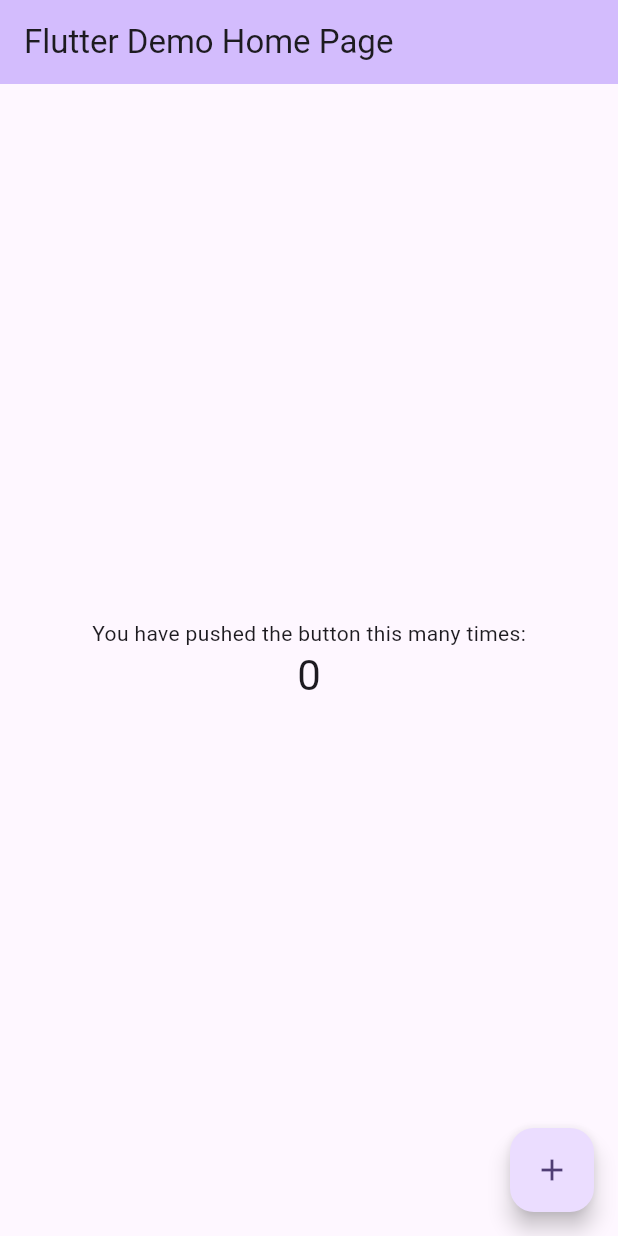
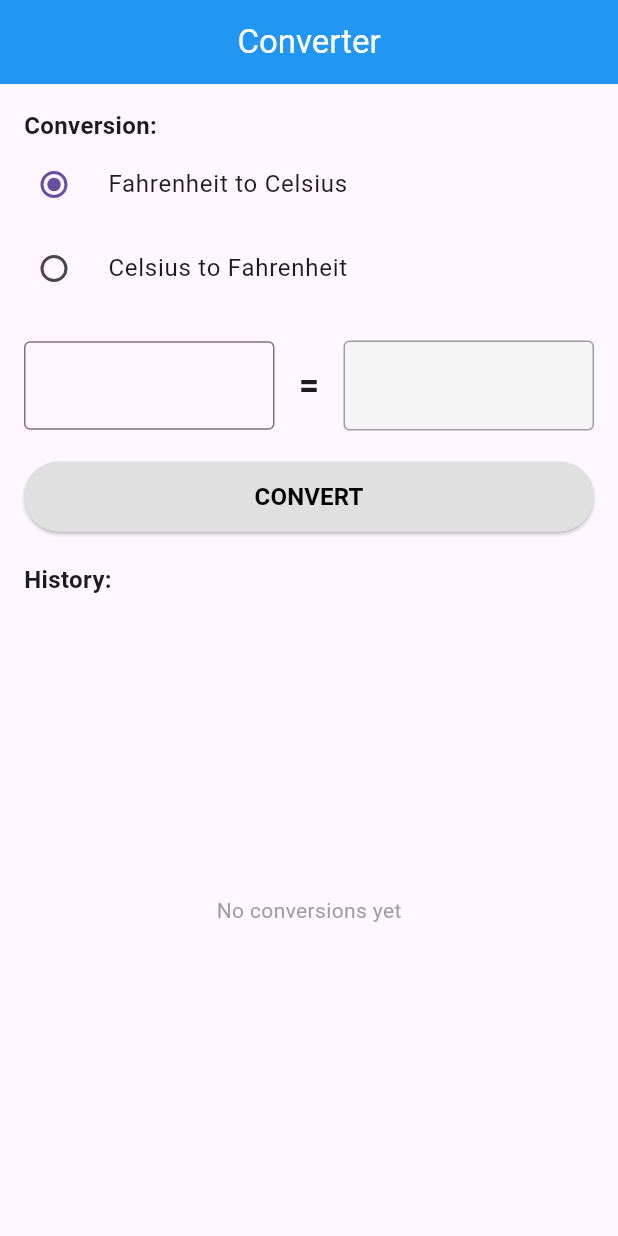
Before and after one commit to oreste-abizera/temperature_conversion_app, a Flutter app: the screen it shows after launch, on a phone screen of 412 x 824 dp. Run offline on Flutter 3.47's test engine with Material 3 defaults, Android fonts, the phone set to English and light mode, and no system bars.

Commit message:
feat: added widgets, models and screens

```diff
--- a/lib/main.dart
+++ b/lib/main.dart
@@ -1,125 +1,22 @@
 import 'package:flutter/material.dart';
+import 'screens/temperature_converter_screen.dart';
 
 void main() {
-  runApp(const MyApp());
+  runApp(const TemperatureConverterApp());
 }
 
-class MyApp extends StatelessWidget {
-  const MyApp({super.key});
+class TemperatureConverterApp extends StatelessWidget {
+  const TemperatureConverterApp({Key? key}) : super(key: key);
 
-  // This widget is the root of your application.
   @override
   Widget build(BuildContext context) {
     return MaterialApp(
-      title: 'Flutter Demo',
+      title: 'Temperature Converter',
       theme: ThemeData(
-        // This is the theme of your application.
-        //
-        // TRY THIS: Try running your application with "flutter run". You'll see
-        // the application has a purple toolbar. Then, without quitting the app,
-        // try changing the seedColor in the colorScheme below to Colors.green
-        // and then invoke "hot reload" (save your changes or press the "hot
-        // reload" button in a Flutter-supported IDE, or press "r" if you used
-        // the command line to start the app).
-        //
-        // Notice that the counter didn't reset back to zero; the application
-        // state is not lost during the reload. To reset the state, use hot
-        // restart instead.
-        //
-        // This works for code too, not just values: Most code changes can be
-        // tested with just a hot reload.
-        colorScheme: ColorScheme.fromSeed(seedColor: Colors.deepPurple),
-        useMaterial3: true,
+        primarySwatch: Colors.blue,
       ),
-      home: const MyHomePage(title: 'Flutter Demo Home Page'),
+      home: const TemperatureConverterScreen(),
+      debugShowCheckedModeBanner: false,
     );
   }
 }
-
-class MyHomePage extends StatefulWidget {
-  const MyHomePage({super.key, required this.title});
-
-  // This widget is the home page of your application. It is stateful, meaning
-  // that it has a State object (defined below) that contains fields that affect
-  // how it looks.
-
-  // This class is the configuration for the state. It holds the values (in this
-  // case the title) provided by the parent (in this case the App widget) and
-  // used by the build method of the State. Fields in a Widget subclass are
-  // always marked "final".
-
-  final String title;
-
-  @override
-  State<MyHomePage> createState() => _MyHomePageState();
-}
-
-class _MyHomePageState extends State<MyHomePage> {
-  int _counter = 0;
-
-  void _incrementCounter() {
-    setState(() {
-      // This call to setState tells the Flutter framework that something has
-      // changed in this State, which causes it to rerun the build method below
-      // so that the display can reflect the updated values. If we changed
-      // _counter without calling setState(), then the build method would not be
-      // called again, and so nothing would appear to happen.
-      _counter++;
-    });
-  }
-
-  @override
-  Widget build(BuildContext context) {
-    // This method is rerun every time setState is called, for instance as done
-    // by the _incrementCounter method above.
-    //
-    // The Flutter framework has been optimized to make rerunning build methods
-    // fast, so that you can just rebuild anything that needs updating rather
-    // than having to individually change instances of widgets.
-    return Scaffold(
-      appBar: AppBar(
-        // TRY THIS: Try changing the color here to a specific color (to
-        // Colors.amber, perhaps?) and trigger a hot reload to see the AppBar
-        // change color while the other colors stay the same.
-        backgroundColor: Theme.of(context).colorScheme.inversePrimary,
-        // Here we take the value from the MyHomePage object that was created by
-        // the App.build method, and use it to set our appbar title.
-        title: Text(widget.title),
-      ),
-      body: Center(
-        // Center is a layout widget. It takes a single child and positions it
-        // in the middle of the parent.
-        child: Column(
-          // Column is also a layout widget. It takes a list of children and
-          // arranges them vertically. By default, it sizes itself to fit its
-          // children horizontally, and tries to be as tall as its parent.
-          //
-          // Column has various properties to control how it sizes itself and
-          // how it positions its children. Here we use mainAxisAlignment to
-          // center the children vertically; the main axis here is the vertical
-          // axis because Columns are vertical (the cross axis would be
-          // horizontal).
-          //
-          // TRY THIS: Invoke "debug painting" (choose the "Toggle Debug Paint"
-          // action in the IDE, or press "p" in the console), to see the
-          // wireframe for each widget.
-          mainAxisAlignment: MainAxisAlignment.center,
-          children: <Widget>[
-            const Text(
-              'You have pushed the button this many times:',
-            ),
-            Text(
-              '$_counter',
-              style: Theme.of(context).textTheme.headlineMedium,
-            ),
-          ],
-        ),
-      ),
-      floatingActionButton: FloatingActionButton(
-        onPressed: _incrementCounter,
-        tooltip: 'Increment',
-        child: const Icon(Icons.add),
-      ), // This trailing comma makes auto-formatting nicer for build methods.
-    );
-  }
-}
--- /dev/null
+++ b/lib/models/conversion_history.dart
@@ -0,0 +1,20 @@
+class ConversionHistory {
+  final String type;
+  final double inputValue;
+  final double outputValue;
+
+  ConversionHistory({
+    required this.type,
+    required this.inputValue,
+    required this.outputValue,
+  });
+
+  /// Format the conversion history entry for display
+  String get displayText {
+    if (type == 'F to C') {
+      return 'F to C: ${inputValue.toStringAsFixed(1)} ⇒ ${outputValue.toStringAsFixed(1)}';
+    } else {
+      return 'C to F: ${inputValue.toStringAsFixed(1)} ⇒ ${outputValue.toStringAsFixed(1)}';
+    }
+  }
+}
--- /dev/null
+++ b/lib/screens/temperature_converter_screen.dart
@@ -0,0 +1,199 @@
+import 'package:flutter/material.dart';
+import '../models/conversion_history.dart';
+import '../utils/temperature_converter.dart';
+import '../widgets/conversion_selector.dart';
+import '../widgets/temperature_section.dart';
+import '../widgets/conversion_history_section.dart';
+
+class TemperatureConverterScreen extends StatefulWidget {
+  const TemperatureConverterScreen({Key? key}) : super(key: key);
+
+  @override
+  State<TemperatureConverterScreen> createState() =>
+      _TemperatureConverterScreenState();
+}
+
+class _TemperatureConverterScreenState
+    extends State<TemperatureConverterScreen> {
+  final TextEditingController _inputController = TextEditingController();
+  bool _isFahrenheitToCelsius = true;
+  double? _convertedValue;
+  List<ConversionHistory> _conversionHistory = [];
+
+  @override
+  void dispose() {
+    _inputController.dispose();
+    super.dispose();
+  }
+
+  void _handleConversion() {
+    if (_inputController.text.isEmpty) {
+      ScaffoldMessenger.of(context).showSnackBar(
+        const SnackBar(content: Text('Please enter a temperature value')),
+      );
+      return;
+    }
+
+    final inputValue = double.tryParse(_inputController.text);
+    if (inputValue == null) {
+      ScaffoldMessenger.of(context).showSnackBar(
+        const SnackBar(content: Text('Please enter a valid number')),
+      );
+      return;
+    }
+
+    final convertedValue =
+        convertTemperature(inputValue, _isFahrenheitToCelsius);
+    final historyEntry = ConversionHistory(
+      type: _isFahrenheitToCelsius ? 'F to C' : 'C to F',
+      inputValue: inputValue,
+      outputValue: convertedValue,
+    );
+
+    setState(() {
+      _convertedValue = convertedValue;
+      _conversionHistory.insert(0, historyEntry);
+    });
+  }
+
+  @override
+  Widget build(BuildContext context) {
+    return Scaffold(
+      appBar: AppBar(
+        title: const Text(
+          'Converter',
+          style: TextStyle(color: Colors.white),
+        ),
+        backgroundColor: Colors.blue,
+        centerTitle: true,
+      ),
+      body: OrientationBuilder(
+        builder: (context, orientation) {
+          if (orientation == Orientation.portrait) {
+            return _buildPortraitLayout();
+          } else {
+            return _buildLandscapeLayout();
+          }
+        },
+      ),
+    );
+  }
+
+  Widget _buildPortraitLayout() {
+    return Padding(
+      padding: const EdgeInsets.all(16.0),
+      child: Column(
+        crossAxisAlignment: CrossAxisAlignment.start,
+        children: [
+          ConversionSelector(
+            isFahrenheitToCelsius: _isFahrenheitToCelsius,
+            onChanged: (value) {
+              setState(() {
+                _isFahrenheitToCelsius = value;
+                _convertedValue = null;
+              });
+            },
+          ),
+          const SizedBox(height: 20),
+          TemperatureSection(
+            inputController: _inputController,
+            convertedValue: _convertedValue,
+            onInputChanged: () {
+              if (_convertedValue != null) {
+                setState(() {
+                  _convertedValue = null;
+                });
+              }
+            },
+          ),
+          const SizedBox(height: 20),
+          SizedBox(
+            width: double.infinity,
+            child: ElevatedButton(
+              onPressed: _handleConversion,
+              style: ElevatedButton.styleFrom(
+                padding: const EdgeInsets.symmetric(vertical: 12),
+                backgroundColor: Colors.grey.shade300,
+                foregroundColor: Colors.black,
+              ),
+              child: const Text(
+                'CONVERT',
+                style: TextStyle(
+                  fontSize: 16,
+                  fontWeight: FontWeight.bold,
+                ),
+              ),
+            ),
+          ),
+          const SizedBox(height: 20),
+          Expanded(
+            child: ConversionHistorySection(history: _conversionHistory),
+          ),
+        ],
+      ),
+    );
+  }
+
+  Widget _buildLandscapeLayout() {
+    return Padding(
+      padding: const EdgeInsets.all(16.0),
+      child: Row(
+        children: [
+          Expanded(
+            flex: 1,
+            child: Column(
+              crossAxisAlignment: CrossAxisAlignment.start,
+              children: [
+                ConversionSelector(
+                  isFahrenheitToCelsius: _isFahrenheitToCelsius,
+                  onChanged: (value) {
+                    setState(() {
+                      _isFahrenheitToCelsius = value;
+                      _convertedValue = null;
+                    });
+                  },
+                ),
+                const SizedBox(height: 20),
+                TemperatureSection(
+                  inputController: _inputController,
+                  convertedValue: _convertedValue,
+                  onInputChanged: () {
+                    if (_convertedValue != null) {
+                      setState(() {
+                        _convertedValue = null;
+                      });
+                    }
+                  },
+                ),
+                const SizedBox(height: 20),
+                SizedBox(
+                  width: double.infinity,
+                  child: ElevatedButton(
+                    onPressed: _handleConversion,
+                    style: ElevatedButton.styleFrom(
+                      padding: const EdgeInsets.symmetric(vertical: 12),
+                      backgroundColor: Colors.grey.shade300,
+                      foregroundColor: Colors.black,
+                    ),
+                    child: const Text(
+                      'CONVERT',
+                      style: TextStyle(
+                        fontSize: 16,
+                        fontWeight: FontWeight.bold,
+                      ),
+                    ),
+                  ),
+                ),
+              ],
+            ),
+          ),
+          const SizedBox(width: 20),
+          Expanded(
+            flex: 1,
+            child: ConversionHistorySection(history: _conversionHistory),
+          ),
+        ],
+      ),
+    );
+  }
+}
--- /dev/null
+++ b/lib/widgets/conversion_history_section.dart
@@ -0,0 +1,47 @@
+import 'package:flutter/material.dart';
+import '../models/conversion_history.dart';
+
+class ConversionHistorySection extends StatelessWidget {
+  final List<ConversionHistory> history;
+
+  const ConversionHistorySection({
+    Key? key,
+    required this.history,
+  }) : super(key: key);
+
+  @override
+  Widget build(BuildContext context) {
+    return Column(
+      crossAxisAlignment: CrossAxisAlignment.start,
+      children: [
+        const Text(
+          'History:',
+          style: TextStyle(fontSize: 16, fontWeight: FontWeight.bold),
+        ),
+        const SizedBox(height: 8),
+        Expanded(
+          child: history.isEmpty
+              ? const Center(
+                  child: Text(
+                    'No conversions yet',
+                    style: TextStyle(color: Colors.grey),
+                  ),
+                )
+              : ListView.builder(
+                  itemCount: history.length,
+                  itemBuilder: (context, index) {
+                    final entry = history[index];
+                    return Padding(
+                      padding: const EdgeInsets.symmetric(vertical: 2.0),
+                      child: Text(
+                        entry.displayText,
+                        style: const TextStyle(fontSize: 14),
+                      ),
+                    );
+                  },
+                ),
+        ),
+      ],
+    );
+  }
+}
--- /dev/null
+++ b/lib/widgets/conversion_selector.dart
@@ -0,0 +1,51 @@
+import 'package:flutter/material.dart';
+
+class ConversionSelector extends StatelessWidget {
+  final bool isFahrenheitToCelsius;
+  final ValueChanged<bool> onChanged;
+
+  const ConversionSelector({
+    Key? key,
+    required this.isFahrenheitToCelsius,
+    required this.onChanged,
+  }) : super(key: key);
+
+  @override
+  Widget build(BuildContext context) {
+    return Column(
+      crossAxisAlignment: CrossAxisAlignment.start,
+      children: [
+        const Text(
+          'Conversion:',
+          style: TextStyle(fontSize: 16, fontWeight: FontWeight.bold),
+        ),
+        Row(
+          children: [
+            Expanded(
+              child: RadioListTile<bool>(
+                title: const Text('Fahrenheit to Celsius'),
+                value: true,
+                groupValue: isFahrenheitToCelsius,
+                onChanged: (bool? value) => onChanged(value!),
+                contentPadding: EdgeInsets.zero,
+              ),
+            ),
+          ],
+        ),
+        Row(
+          children: [
+            Expanded(
+              child: RadioListTile<bool>(
+                title: const Text('Celsius to Fahrenheit'),
+                value: false,
+                groupValue: isFahrenheitToCelsius,
+                onChanged: (bool? value) => onChanged(value!),
+                contentPadding: EdgeInsets.zero,
+              ),
+            ),
+          ],
+        ),
+      ],
+    );
+  }
+}
--- /dev/null
+++ b/lib/widgets/temperature_section.dart
@@ -0,0 +1,70 @@
+import 'package:flutter/material.dart';
+import 'package:flutter/services.dart';
+
+class TemperatureSection extends StatelessWidget {
+  final TextEditingController inputController;
+  final double? convertedValue;
+  final VoidCallback onInputChanged;
+
+  const TemperatureSection({
+    Key? key,
+    required this.inputController,
+    required this.convertedValue,
+    required this.onInputChanged,
+  }) : super(key: key);
+
+  @override
+  Widget build(BuildContext context) {
+    return Row(
+      children: [
+        // Input field
+        Expanded(
+          child: TextField(
+            controller: inputController,
+            keyboardType: const TextInputType.numberWithOptions(
+              decimal: true,
+              signed: true,
+            ),
+            inputFormatters: [
+              FilteringTextInputFormatter.allow(RegExp(r'^-?\d*\.?\d*')),
+            ],
+            decoration: const InputDecoration(
+              border: OutlineInputBorder(),
+              contentPadding:
+                  EdgeInsets.symmetric(horizontal: 12, vertical: 16),
+            ),
+            style: const TextStyle(fontSize: 18),
+            textAlign: TextAlign.center,
+            onChanged: (_) => onInputChanged(),
+          ),
+        ),
+
+        // Equals sign
+        const Padding(
+          padding: EdgeInsets.symmetric(horizontal: 16.0),
+          child: Text(
+            '=',
+            style: TextStyle(fontSize: 24, fontWeight: FontWeight.bold),
+          ),
+        ),
+
+        // Result display
+        Expanded(
+          child: Container(
+            padding: const EdgeInsets.symmetric(horizontal: 12, vertical: 16),
+            decoration: BoxDecoration(
+              border: Border.all(color: Colors.grey),
+              borderRadius: BorderRadius.circular(4.0),
+              color: Colors.grey.shade100,
+            ),
+            child: Text(
+              convertedValue?.toStringAsFixed(2) ?? '',
+              style: const TextStyle(fontSize: 18),
+              textAlign: TextAlign.center,
+            ),
+          ),
+        ),
+      ],
+    );
+  }
+}
```
Also changed, not shown: lib/utils/temperature_converter.dart (added, +10 -0 lines), 1 other file.
